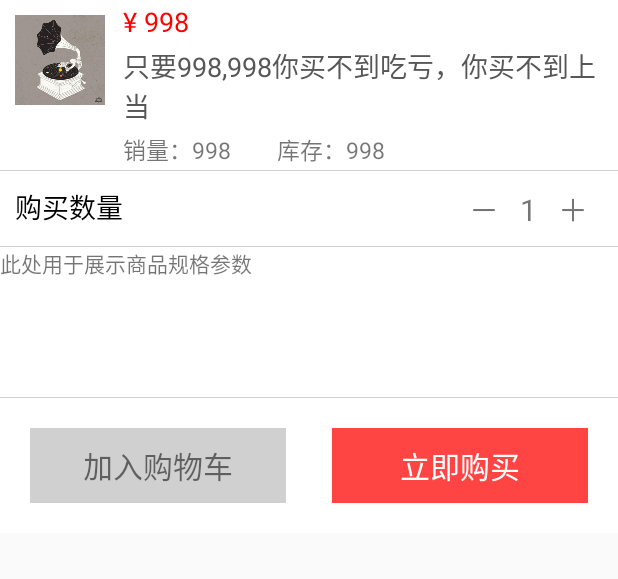
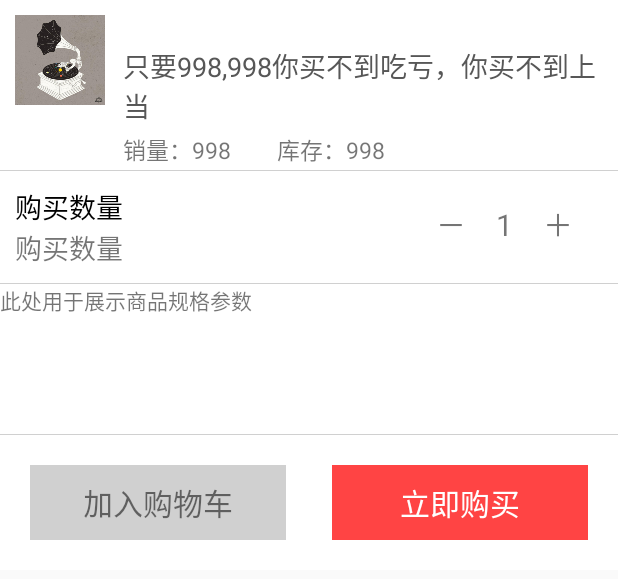
Before and after one commit to NavyLegend/TestDemo, an Android app: the layout popu_view.xml on its own in the app's theme, with its tools: preview values and no code run, on a phone screen of 412 x 824 dp. Shown: the top 579 px of the screen. Run offline under Robolectric (Android 15) with nearby library versions, the phone set to English and light mode, and no system bars.

```diff
--- a/app/src/main/res/layout/popu_view.xml
+++ b/app/src/main/res/layout/popu_view.xml
@@ -21,13 +21,29 @@
             android:layout_height="wrap_content"
             android:layout_toRightOf="@+id/iv_mall"
             android:orientation="vertical">
-            <TextView
+            <LinearLayout
                 android:layout_width="wrap_content"
                 android:layout_height="wrap_content"
-                android:layout_margin="2dp"
-                android:text="¥ 998"
-                android:textColor="#ff0000"
-                android:textSize="18sp"/>
+                android:orientation="horizontal"
+                >
+                <TextView
+                    android:id="@+id/name_tv"
+                    android:layout_width="wrap_content"
+                    android:layout_height="wrap_content"
+                    android:layout_margin="2dp"
+                    android:text=""
+                    android:textColor="#ff0000"
+                    android:textSize="18sp"/>
+                <TextView
+                    android:id="@+id/price_tv"
+                    android:layout_width="wrap_content"
+                    android:layout_height="wrap_content"
+                    android:layout_margin="2dp"
+                    android:text=""
+                    android:textColor="#ff0000"
+                    android:textSize="18sp"/>
+            </LinearLayout>
+
             <TextView
                 android:layout_width="wrap_content"
                 android:layout_height="wrap_content"
@@ -65,18 +81,52 @@
         android:layout_margin="10dp">
 
         <TextView
+            android:id="@+id/sum_help"
             android:layout_width="wrap_content"
             android:layout_height="wrap_content"
             android:text="购买数量"
             android:textColor="#000"
             android:textSize="18sp"/>
         <TextView
+            android:id="@+id/sum_price"
+            android:layout_width="wrap_content"
+            android:layout_height="wrap_content"
+            android:layout_below="@id/sum_help"
+            android:text="购买数量"
+            android:textSize="18sp"/>
+        <LinearLayout
             android:layout_width="wrap_content"
             android:layout_height="wrap_content"
             android:layout_alignParentRight="true"
             android:layout_marginRight="10dp"
-            android:text="－   1   ＋"
-            android:textSize="20sp"/>
+            >
+            <TextView
+                android:id="@+id/minus_tv"
+                android:layout_width="wrap_content"
+                android:layout_height="wrap_content"
+                android:padding="10dp"
+                android:text="－"
+                android:textSize="20sp"
+                />
+            <TextView
+                android:id="@+id/num_tv"
+                android:layout_width="wrap_content"
+                android:layout_height="wrap_content"
+                android:padding="10dp"
+                android:text="1"
+                android:textSize="20sp"
+                />
+            <TextView
+                android:id="@+id/plus_tv"
+                android:layout_width="wrap_content"
+                android:layout_height="wrap_content"
+                android:padding="10dp"
+                android:text="＋"
+                android:textSize="20sp"
+                />
+
+        </LinearLayout>
+
     </RelativeLayout>
 
     <View
```
Also changed, not shown: app/src/main/java/common/jlt/com/testdemo/pupowindow/CustomPopuwindow.java (+49 -3 lines), app/src/main/java/common/jlt/com/testdemo/pupowindow/Good.java (+29 -4 lines), app/src/main/java/common/jlt/com/testdemo/pupowindow/PupoWindowTestActivity.java (+5 -3 lines).
